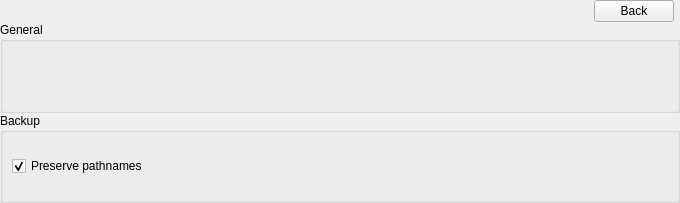
This is forms/jobwidget.ui in Tarsnap/tarsnap-gui as Qt 5 draws it before an edit. The edited form follows.
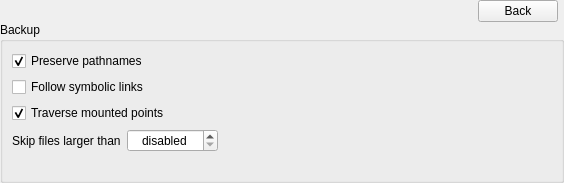
This is the edited form. The open tabs and pages were chosen to show the change. Icons and pictures are not drawn. Custom widgets are drawn as their Qt base class.

Commit message:
Implement the traverse mounts, follow symlinks and skip files job options.
Also refactored bits and pieces for a better relationship between Jobs, Archives and BackupTask.

```diff
--- a/forms/jobwidget.ui
+++ b/forms/jobwidget.ui
@@ -6,8 +6,8 @@
    <rect>
     <x>0</x>
     <y>0</y>
-    <width>680</width>
-    <height>203</height>
+    <width>564</width>
+    <height>183</height>
    </rect>
   </property>
   <property name="windowTitle">
@@ -409,20 +409,26 @@
           <property name="bottomMargin">
            <number>0</number>
           </property>
-          <item>
-           <widget class="QGroupBox" name="groupBox">
-            <property name="title">
-             <string>General</string>
-            </property>
-           </widget>
-          </item>
           <item>
            <widget class="QGroupBox" name="groupBox_2">
             <property name="title">
              <string>Backup</string>
             </property>
-            <layout class="QVBoxLayout" name="verticalLayout_7">
-             <item>
+            <layout class="QGridLayout" name="gridLayout">
+             <property name="spacing">
+              <number>6</number>
+             </property>
+             <item row="1" column="0" colspan="2">
+              <widget class="QCheckBox" name="followSymLinksCheckBox">
+               <property name="toolTip">
+                <string>If checked all symbolic links will be followed when creating an archive</string>
+               </property>
+               <property name="text">
+                <string>Follow symbolic links</string>
+               </property>
+              </widget>
+             </item>
+             <item row="0" column="0" colspan="2">
               <widget class="QCheckBox" name="preservePathsCheckBox">
                <property name="toolTip">
                 <string>Preseve absolute pathnames by not removing leading slashes</string>
@@ -435,6 +441,92 @@
                </property>
               </widget>
              </item>
+             <item row="3" column="2">
+              <spacer name="horizontalSpacer">
+               <property name="orientation">
+                <enum>Qt::Horizontal</enum>
+               </property>
+               <property name="sizeHint" stdset="0">
+                <size>
+                 <width>40</width>
+                 <height>20</height>
+                </size>
+               </property>
+              </spacer>
+             </item>
+             <item row="2" column="0" colspan="2">
+              <widget class="QCheckBox" name="traverseMountCheckBox">
+               <property name="toolTip">
+                <string>Cross mount points when creating archives</string>
+               </property>
+               <property name="text">
+                <string>Traverse mounted points</string>
+               </property>
+               <property name="checked">
+                <bool>true</bool>
+               </property>
+              </widget>
+             </item>
+             <item row="4" column="0">
+              <spacer name="verticalSpacer">
+               <property name="orientation">
+                <enum>Qt::Vertical</enum>
+               </property>
+               <property name="sizeHint" stdset="0">
+                <size>
+                 <width>20</width>
+                 <height>40</height>
+                </size>
+               </property>
+              </spacer>
+             </item>
+             <item row="3" column="0">
+              <widget class="QLabel" name="label">
+               <property name="text">
+                <string>Skip files larger than</string>
+               </property>
+              </widget>
+             </item>
+             <item row="3" column="1">
+              <widget class="QSpinBox" name="skipFilesSpinBox">
+               <property name="enabled">
+                <bool>true</bool>
+               </property>
+               <property name="sizePolicy">
+                <sizepolicy hsizetype="Maximum" vsizetype="Fixed">
+                 <horstretch>0</horstretch>
+                 <verstretch>0</verstretch>
+                </sizepolicy>
+               </property>
+               <property name="toolTip">
+                <string>Do not include files of size equal or greater than the specified value in backups</string>
+               </property>
+               <property name="alignment">
+                <set>Qt::AlignCenter</set>
+               </property>
+               <property name="specialValueText">
+                <string>disabled</string>
+               </property>
+               <property name="showGroupSeparator" stdset="0">
+                <bool>true</bool>
+               </property>
+               <property name="suffix">
+                <string>MiB</string>
+               </property>
+               <property name="minimum">
+                <number>0</number>
+               </property>
+               <property name="maximum">
+                <number>999999999</number>
+               </property>
+               <property name="singleStep">
+                <number>512</number>
+               </property>
+               <property name="value">
+                <number>0</number>
+               </property>
+              </widget>
+             </item>
             </layout>
            </widget>
           </item>
```
The commit also changes 13 other files.
